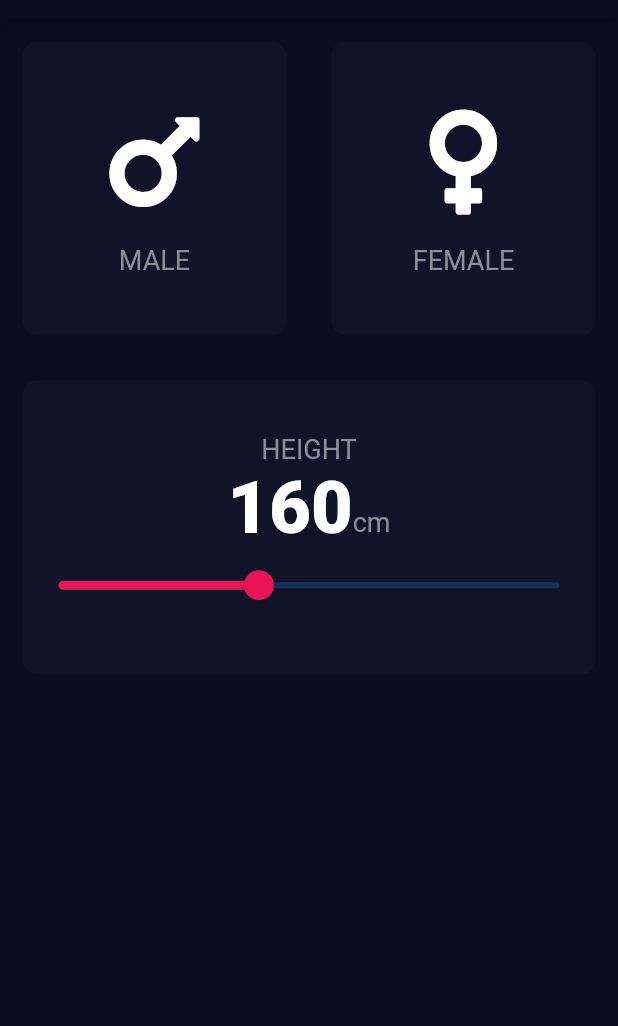
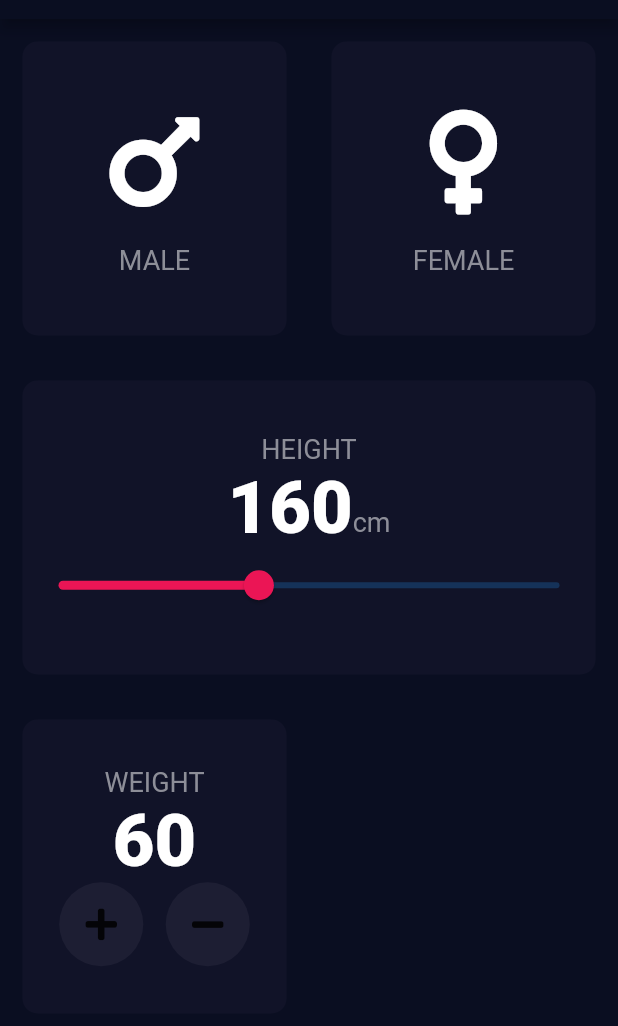
Before and after one commit to sukie2/flutter_bmi_calculator, a Flutter app: the screen it shows after launch, on a phone screen of 412 x 824 dp, the part 65-1091 px from its top. Run offline on Flutter 3.47's test engine with Material 2 defaults, Android fonts, the phone set to English and light mode, and no system bars; our stand-ins replace font_awesome_flutter.

Commit message:
RoundedIconButton created.

```diff
--- a/lib/input_page.dart
+++ b/lib/input_page.dart
@@ -4,6 +4,7 @@ import 'package:font_awesome_flutter/font_awesome_flutter.dart';
 import 'constants.dart';
 import 'reusable_card.dart';
 import 'reusable_icon.dart';
+import 'rounded_icon_button.dart';
 
 class FirstPage extends StatefulWidget {
   @override
@@ -14,7 +15,8 @@ enum Gender { male, female }
 
 class _FirstPageState extends State<FirstPage> {
   Gender selectedCard;
-  double _currentSliderValue = 160;
+  double height = 160;
+  double weight = 60;
 
   @override
   Widget build(BuildContext context) {
@@ -78,7 +80,7 @@ class _FirstPageState extends State<FirstPage> {
                     textBaseline: TextBaseline.alphabetic,
                     children: [
                       Text(
-                        _currentSliderValue.round().toString(),
+                        height.round().toString(),
                         style: kNumberStyle,
                       ),
                       Text(
@@ -88,13 +90,13 @@ class _FirstPageState extends State<FirstPage> {
                     ],
                   ),
                   Slider(
-                    value: _currentSliderValue,
+                    value: height,
                     activeColor: accentColor,
                     min: 120,
                     max: 220,
                     onChanged: (double value) {
                       setState(() {
-                        _currentSliderValue = value;
+                        height = value;
                       });
                     },
                   ),
@@ -107,7 +109,46 @@ class _FirstPageState extends State<FirstPage> {
             child: Row(
               children: [
                 Expanded(
-                  child: ReusableCard(),
+                  child: ReusableCard(
+                    color: inActiveCardColor,
+                    cardChild: Column(
+                      mainAxisAlignment: MainAxisAlignment.center,
+                      children: [
+                        Text(
+                          'WEIGHT',
+                          style: labelStyle,
+                        ),
+                        Text(
+                          weight.round().toString(),
+                          style: kNumberStyle,
+                        ),
+                        Row(
+                          mainAxisAlignment: MainAxisAlignment.center,
+                          children: [
+                            RoundedIconButton(
+                              icon: FontAwesomeIcons.plus,
+                              onTap: () {
+                                setState(() {
+                                  weight++;
+                                });
+                              },
+                            ),
+                            SizedBox(
+                              width: 15.0,
+                            ),
+                            RoundedIconButton(
+                              icon: FontAwesomeIcons.minus,
+                              onTap: () {
+                                setState(() {
+                                  weight--;
+                                });
+                              },
+                            )
+                          ],
+                        ),
+                      ],
+                    ),
+                  ),
                 ),
                 Expanded(
                   child: ReusableCard(),
--- /dev/null
+++ b/lib/rounded_icon_button.dart
@@ -0,0 +1,24 @@
+import 'package:flutter/material.dart';
+
+import 'constants.dart';
+
+class RoundedIconButton extends StatelessWidget {
+  final IconData icon;
+  final Function onTap;
+  RoundedIconButton({this.icon, this.onTap});
+
+  @override
+  Widget build(BuildContext context) {
+    return RawMaterialButton(
+      onPressed: onTap,
+      child: Icon(icon),
+      elevation: 0.0,
+      constraints: BoxConstraints.tightFor(
+        width: 56.0,
+        height: 56.0,
+      ),
+      shape: CircleBorder(),
+      fillColor: activeCardColor,
+    );
+  }
+}
```
